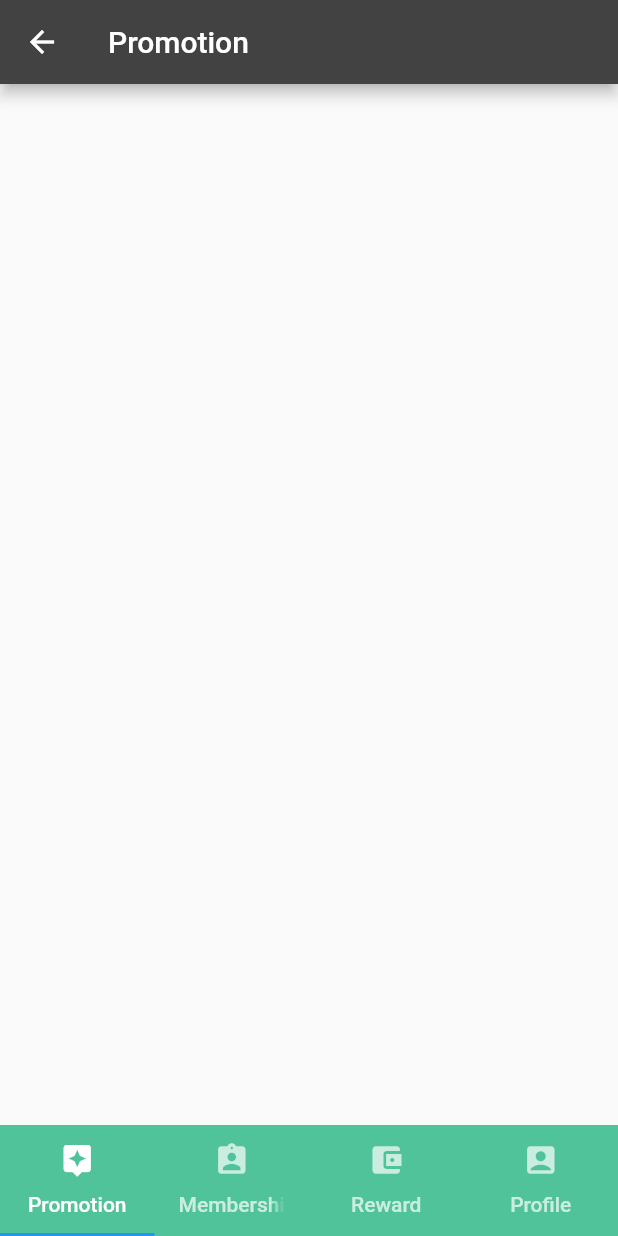
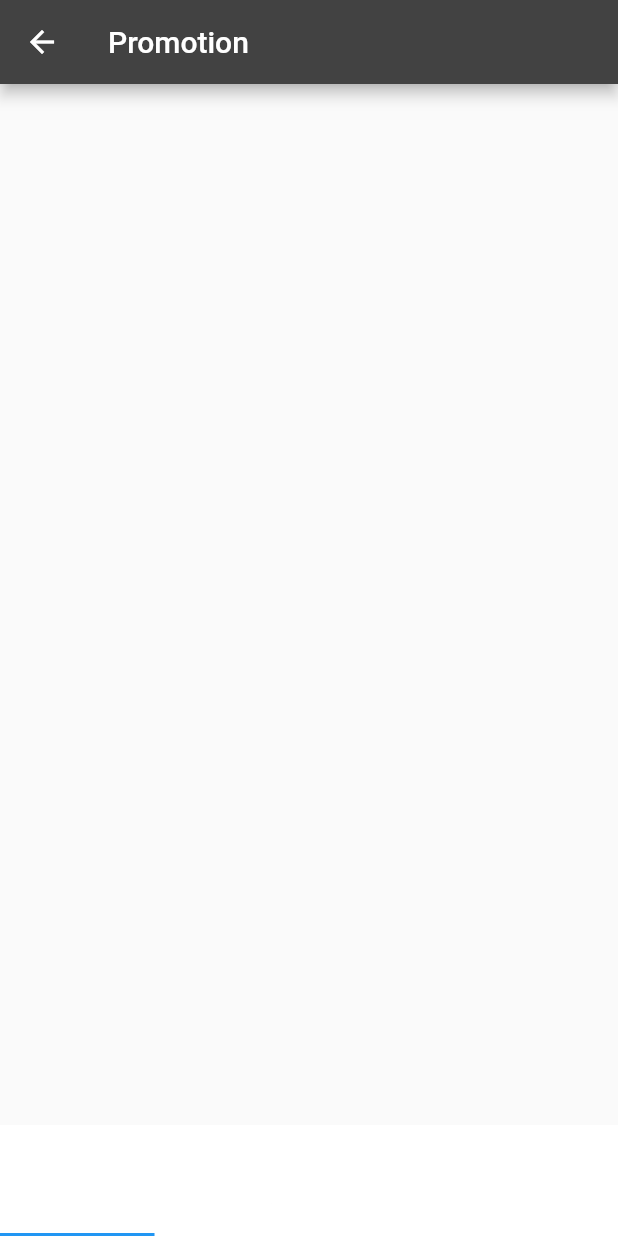
Before and after one commit to PKL-Floo-Intership/Membership, a Flutter app: the MyApp screen opened directly, on a phone screen of 412 x 824 dp. Run offline on Flutter 3.47's test engine with Material 2 defaults, Android fonts, the phone set to English and light mode, and no system bars; statements that could not run were skipped.

Commit message:
add color

```diff
--- a/lib/shared/app_colors.dart
+++ b/lib/shared/app_colors.dart
@@ -1,3 +1,5 @@
 import 'package:flutter/material.dart';
 
-const Color bar = Color(0xFF51C39A);
+const Color bar = Colors.white;
+const Color appbar = Color(0xFF252D47);
+const Color backgroundApp = Color(0xFFF5F7FA);
```
